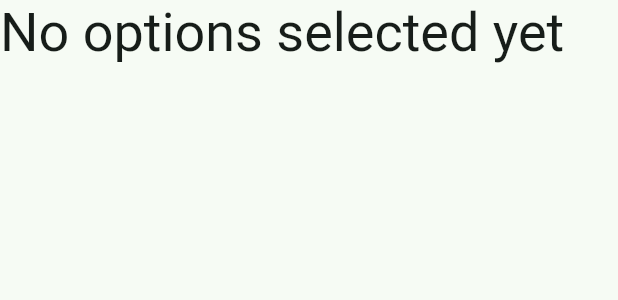
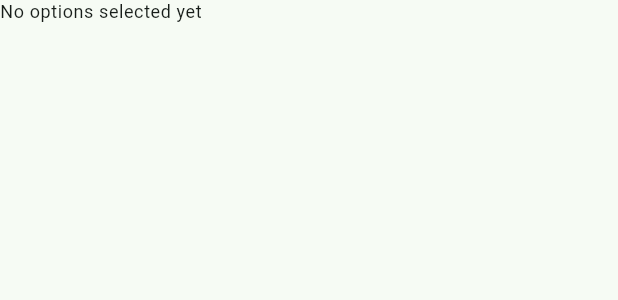
Before and after one commit to Quingsley/lnterIntel-screen-test, a Flutter app: the GeneratedVariants widget shown alone on an empty page, opened directly, on a phone screen of 412 x 824 dp. Shown: the top 300 px of the screen. Run offline on Flutter 3.47's test engine with Material 3 defaults, Android fonts, the phone set to English and light mode, and no system bars; our stand-ins replace expansion_tile_card, flutter_riverpod, multi_select_flutter.

Commit message:
Refactor GeneratedVariants widget to use ConsumerWidget

```diff
--- a/lib/widgets/generated_variants.dart
+++ b/lib/widgets/generated_variants.dart
@@ -2,35 +2,34 @@ import 'package:flutter/material.dart';
 import 'package:flutter_riverpod/flutter_riverpod.dart';
 import 'package:inter_intel_interview_test/providers/providers.dart';
 
-class GeneratedVariants extends ConsumerStatefulWidget {
+class GeneratedVariants extends ConsumerWidget {
   const GeneratedVariants({super.key});
 
   @override
-  ConsumerState<GeneratedVariants> createState() => _GeneratedVariantsState();
-}
+  Widget build(BuildContext context, WidgetRef ref) {
+    var selectedCombinations =
+        ref.watch(userSelectedCombinations); // will store what the user selects
+    var generatedCombinations =
+        ref.watch(combinations); // generated combinations
 
-class _GeneratedVariantsState extends ConsumerState<GeneratedVariants> {
-  final List<String> selectedCombinations = [];
-  @override
-  Widget build(
-    BuildContext context,
-  ) {
-    var generatedCombinations = ref.watch(combinations);
     return generatedCombinations.isEmpty
         ? Text(
             'No options selected yet',
-            style: Theme.of(context).textTheme.displaySmall,
+            style: Theme.of(context).textTheme.bodySmall,
           )
-        : ListView.builder(
+        : Column(
+            children: [
+              Expanded(
+                child: ListView.builder(
                   itemBuilder: (context, index) => CheckboxListTile(
-              activeColor: Theme.of(context).colorScheme.inversePrimary,
-              selectedTileColor: Theme.of(context).colorScheme.secondary,
+                    activeColor: Theme.of(context).colorScheme.primary,
+                    selectedTileColor: Theme.of(context).colorScheme.primary,
                     controlAffinity: ListTileControlAffinity.leading,
                     title: Text(
                       generatedCombinations[index],
                     ),
-              value:
-                  selectedCombinations.contains(generatedCombinations[index]),
+                    value: selectedCombinations
+                        .contains(generatedCombinations[index]),
                     subtitle: const Text('Price: \$${25.00}'),
                     secondary: IconButton(
                         onPressed: () =>
@@ -42,16 +41,33 @@ class _GeneratedVariantsState extends ConsumerState<GeneratedVariants> {
                           color: Theme.of(context).colorScheme.error,
                         )),
                     onChanged: (bool? value) {
-                setState(() {
                       if (value == true) {
-                    selectedCombinations.add(generatedCombinations[index]);
+                        ref
+                            .read(userSelectedCombinations.notifier)
+                            .add(generatedCombinations[index]);
                       } else {
-                    selectedCombinations.remove(generatedCombinations[index]);
+                        ref
+                            .read(userSelectedCombinations.notifier)
+                            .remove(generatedCombinations[index]);
                       }
-                });
                     },
                   ),
                   itemCount: generatedCombinations.length,
+                ),
+              ),
+              OutlinedButton.icon(
+                  onPressed: () {
+                    ref.read(isCheckedState.notifier).state = false;
+                    ref.read(selectedColors.notifier).state = [];
+                    ref.read(selectedSizes.notifier).state = [];
+                    ref.read(combinations.notifier).clear();
+                  },
+                  label: Text(
+                    'Save',
+                    style: Theme.of(context).textTheme.labelLarge,
+                  ),
+                  icon: const Icon(Icons.save))
+            ],
           );
   }
 }
```
Lines whose indentation alone changed are shown as unchanged.
